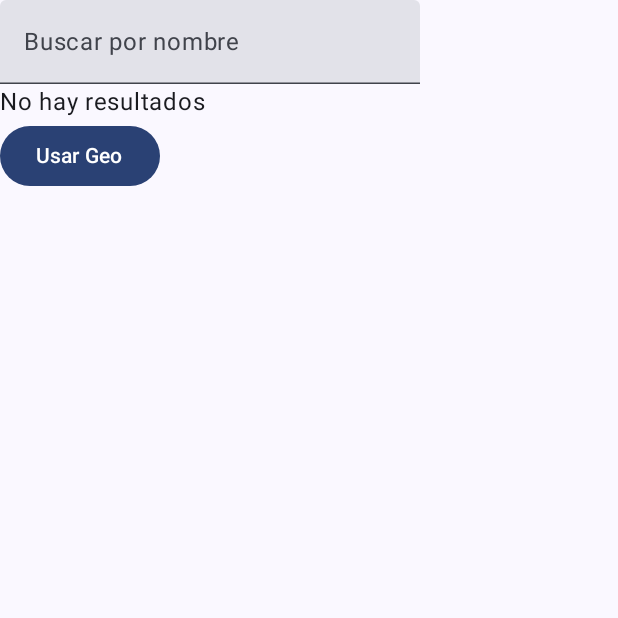
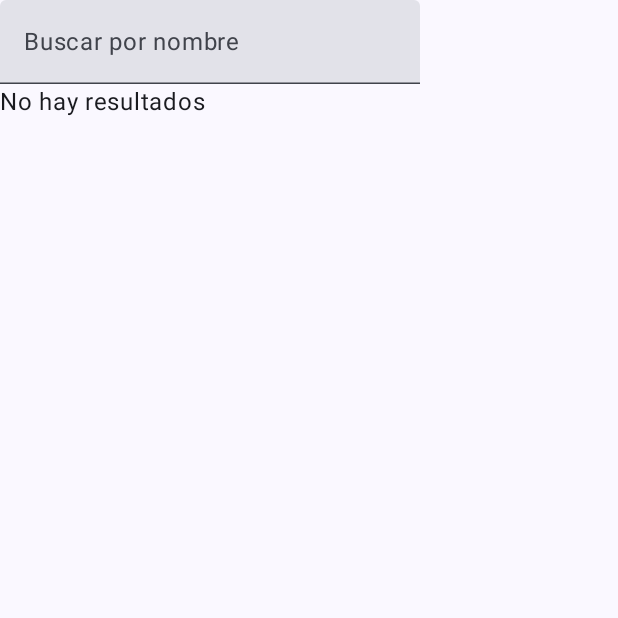
Before and after one commit to Thuomas/SegundoParcialClima, an Android app built with Jetpack Compose: the screen it shows after launch (MainActivity), on a phone screen of 412 x 824 dp, the top half of it. Run offline under Robolectric (Android 15) with nearby library versions, the phone set to English and light mode, and no system bars; 2 statements that could not run were skipped.

Commit message:
correccion de Clima / Ciudad
ultimas correcciones

```diff
--- a/app/src/main/java/com/example/appdelclima/presentacion/ciudades/CiudadesView.kt
+++ b/app/src/main/java/com/example/appdelclima/presentacion/ciudades/CiudadesView.kt
@@ -25,33 +25,41 @@ fun CiudadesView(
     state: CiudadesEstado,
     onAction: (CiudadesIntencion) -> Unit
 ) {
-    var value by remember { mutableStateOf("") }
+    var value by remember {
+        mutableStateOf("")
+    }
     Column(modifier = modifier) {
-        TextField(value = value, onValueChange = {
+        TextField(
+            value = value,
+            label = {
+                Text(text = "Buscar por nombre")
+            },
+            onValueChange = {
             value = it
             onAction(CiudadesIntencion.Buscar(value))
         },
-            label = {
-                Text(text = "Buscar por nombre")
-            })
+            )
         when (state) {
-            is CiudadesEstado.Cargando -> TODO()
+            is CiudadesEstado.Cargando -> Text(text = "Cargando")
             is CiudadesEstado.Error -> Text(text = state.mensaje)
-            is CiudadesEstado.Resultado -> ListaDeCiudades(state.ciudades,{onAction(CiudadesIntencion.Seleccionar(it))})
+            is CiudadesEstado.Resultado -> ListaDeCiudades(state.ciudades)
+                { onAction(
+                    CiudadesIntencion.Seleccionar(it)
+                )
+            }
+
             CiudadesEstado.Vacio -> Text(text = "No hay resultados")
         }
-        Button(onClick = { onAction(CiudadesIntencion.Seleccionar(0) )}) {
-            Text(text = "Usar Geo")
-        }
+
     }
 }
 
 @OptIn(ExperimentalMaterial3Api::class)
 @Composable
-fun ListaDeCiudades(ciudades: List<Ciudad>, onSelect: (Int) -> Unit) {
+fun ListaDeCiudades(ciudades: List<Ciudad>, onSelect: (Ciudad) -> Unit) {
     LazyColumn {
         items(items = ciudades) {
-            Card(onClick = {onSelect(0)} ) {//TODO indice no debe ser cero
+            Card(onClick = { onSelect(it) }) {
                 Text(text = it.name)
             }
         }
```
Also changed, not shown: app/src/main/java/com/example/appdelclima/presentacion/ciudades/CiudadesViewModel.kt (+5 -5 lines).
